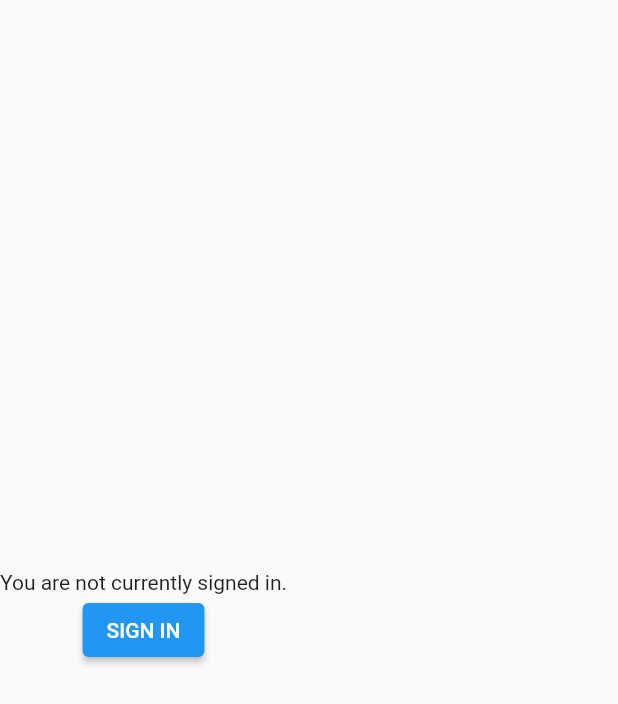
After one commit to BenarroumIlyes/Booky, a Flutter app: the screen it shows after launch, on a phone screen of 412 x 824 dp. The commit adds this screen. Shown: the top 704 px of the screen. Run offline on Flutter 3.47's test engine with Material 2 defaults, Android fonts, the phone set to English and light mode, and no system bars; our stand-ins replace firebase_core, flutter_riverpod, google_sign_in; accounts and stored records are empty.

Commit message:
add auth controller

```diff
--- /dev/null
+++ b/lib/src/features/auth/presentation/login_screen.dart
@@ -0,0 +1,26 @@
+import 'package:flutter/material.dart';
+
+import 'auth_controller.dart';
+
+class LoginScreen extends StatelessWidget {
+  const LoginScreen({
+    Key? key,
+  }) : super(key: key);
+
+  @override
+  Widget build(BuildContext context) {
+    return Scaffold(
+      body: Column(
+        crossAxisAlignment: CrossAxisAlignment.center,
+        mainAxisAlignment: MainAxisAlignment.center,
+        children: const <Widget>[
+          Text('You are not currently signed in.'),
+          ElevatedButton(
+            onPressed: handleSignIn,
+            child: Text('SIGN IN'),
+          ),
+        ],
+      ),
+    );
+  }
+}
--- a/pubspec.yaml
+++ b/pubspec.yaml
@@ -14,6 +14,7 @@ dependencies:
     sdk: flutter
   flutter_riverpod: ^1.0.4
   google_sign_in: ^5.3.3
+  http: ^0.13.4
 
 dev_dependencies:
   flutter_lints: ^1.0.0
```
Also changed, not shown: lib/src/features/auth/presentation/auth_controller.dart (added, +21 -0 lines), lib/src/features/auth/presentation/auth_screen.dart (+8 -42 lines), lib/src/features/books/presentation/books_screen.dart (added, +32 -0 lines), lib/constants.dart (added).
